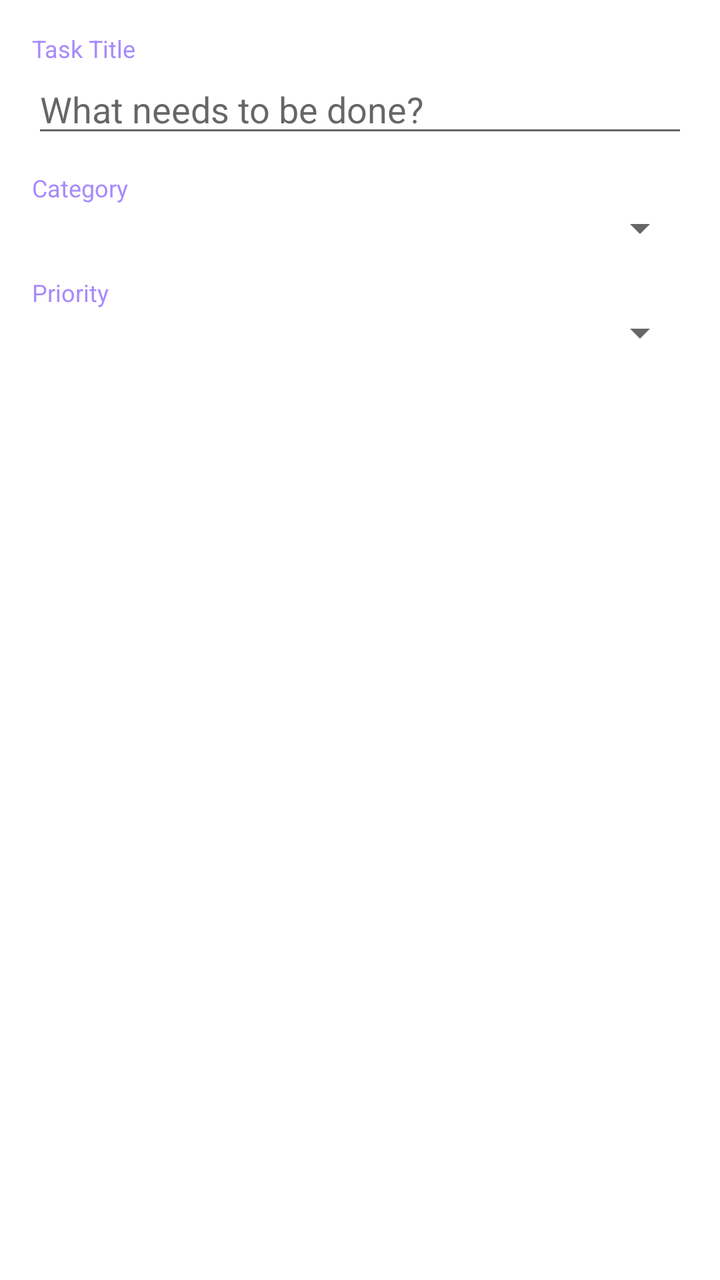
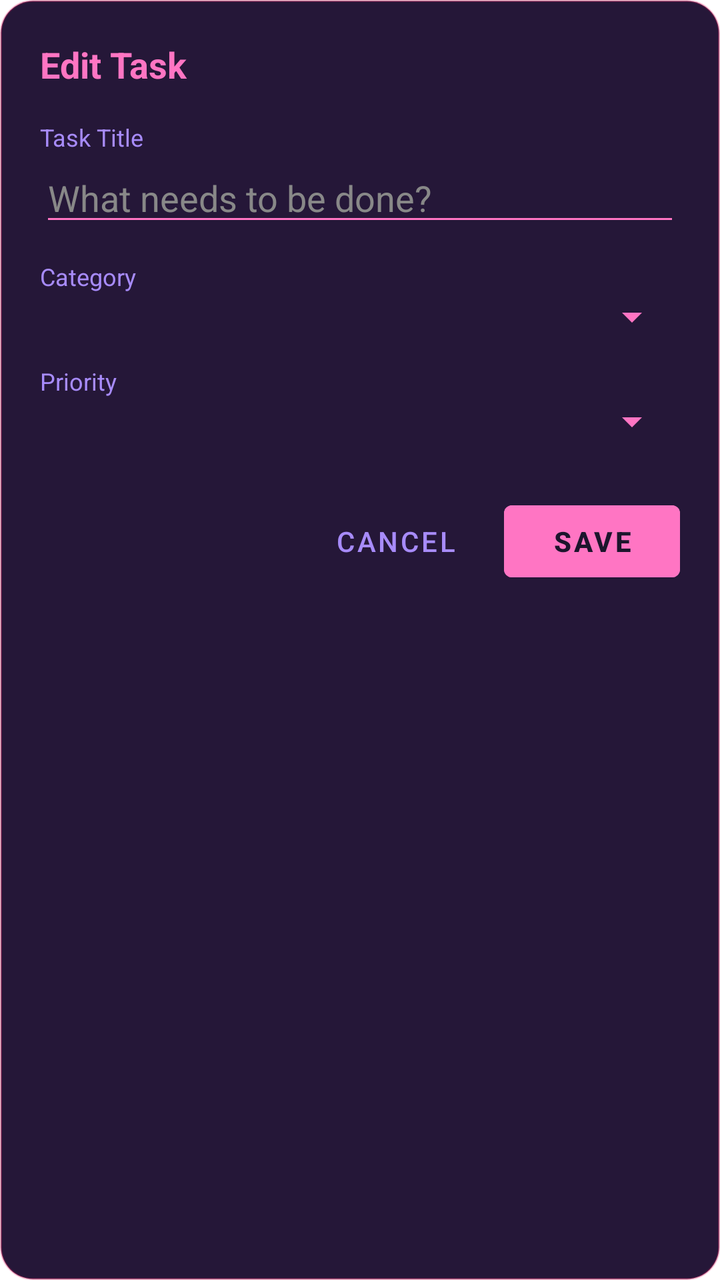

The first picture is an Android layout as it rendered before a commit; the second is the same layout after the commit. The layout source and the unified diff follow.
<!-- AndroidManifest.xml: application theme AppTheme -->
<!-- res/layout/activity_widget_task_dialog.xml -->
<?xml version="1.0" encoding="utf-8"?>
<LinearLayout xmlns:android="http://schemas.android.com/apk/res/android"
    android:layout_width="match_parent"
    android:layout_height="wrap_content"
    android:orientation="vertical"
    android:padding="16dp">

    <TextView
        android:layout_width="wrap_content"
        android:layout_height="wrap_content"
        android:text="Task Title"
        android:textSize="12sp"
        android:textColor="#a78bfa" />

    <EditText
        android:id="@+id/dialog_task_title"
        android:layout_width="match_parent"
        android:layout_height="wrap_content"
        android:hint="What needs to be done?"
        android:inputType="textCapSentences"
        android:layout_marginBottom="12dp" />

    <TextView
        android:layout_width="wrap_content"
        android:layout_height="wrap_content"
        android:text="Category"
        android:textSize="12sp"
        android:textColor="#a78bfa" />

    <Spinner
        android:id="@+id/dialog_task_category"
        android:layout_width="match_parent"
        android:layout_height="wrap_content"
        android:layout_marginBottom="12dp" />

    <TextView
        android:layout_width="wrap_content"
        android:layout_height="wrap_content"
        android:text="Priority"
        android:textSize="12sp"
        android:textColor="#a78bfa" />

    <Spinner
        android:id="@+id/dialog_task_priority"
        android:layout_width="match_parent"
        android:layout_height="wrap_content" />

</LinearLayout>
<!-- resources referenced by this layout -->
<resources>

</resources>

<!-- the commit's change to res/layout/activity_widget_task_dialog.xml (unified diff, before → after) -->
@@ -2,8 +2,21 @@
 <LinearLayout xmlns:android="http://schemas.android.com/apk/res/android"
     android:layout_width="match_parent"
     android:layout_height="wrap_content"
+    android:layout_gravity="center"
     android:orientation="vertical"
-    android:padding="16dp">
+    android:background="@drawable/bg_widget_glass"
+    android:layout_margin="24dp"
+    android:padding="20dp">
+
+    <TextView
+        android:id="@+id/dialog_title"
+        android:layout_width="match_parent"
+        android:layout_height="wrap_content"
+        android:text="Edit Task"
+        android:textSize="18sp"
+        android:textStyle="bold"
+        android:textColor="#ff75c3"
+        android:layout_marginBottom="16dp" />
 
     <TextView
         android:layout_width="wrap_content"
@@ -17,6 +30,9 @@
         android:layout_width="match_parent"
         android:layout_height="wrap_content"
         android:hint="What needs to be done?"
+        android:textColorHint="#888888"
+        android:textColor="#ffffff"
+        android:backgroundTint="#ff75c3"
         android:inputType="textCapSentences"
         android:layout_marginBottom="12dp" />
 
@@ -31,6 +47,7 @@
         android:id="@+id/dialog_task_category"
         android:layout_width="match_parent"
         android:layout_height="wrap_content"
+        android:backgroundTint="#ff75c3"
         android:layout_marginBottom="12dp" />
 
     <TextView
@@ -42,7 +59,34 @@
 
     <Spinner
         android:id="@+id/dialog_task_priority"
+        android:backgroundTint="#ff75c3"
         android:layout_width="match_parent"
         android:layout_height="wrap_content" />
 
+    <LinearLayout
+        android:layout_width="match_parent"
+        android:layout_height="wrap_content"
+        android:orientation="horizontal"
+        android:gravity="end"
+        android:layout_marginTop="24dp">
+
+        <Button
+            android:id="@+id/dialog_btn_cancel"
+            android:layout_width="wrap_content"
+            android:layout_height="wrap_content"
+            android:text="Cancel"
+            android:textColor="#a78bfa"
+            android:background="@android:color/transparent"
+            android:layout_marginEnd="8dp" />
+
+        <Button
+            android:id="@+id/dialog_btn_save"
+            android:layout_width="wrap_content"
+            android:layout_height="wrap_content"
+            android:text="Save"
+            android:textColor="#1c152c"
+            android:textStyle="bold"
+            android:backgroundTint="#ff75c3" />
+    </LinearLayout>
+
 </LinearLayout>
<!-- resource entries referenced after the edit -->
@@ -1,5 +1,14 @@
 <!-- resources referenced by this layout -->
 <resources>
-
+  <!-- drawable bg_widget_glass (drawable) -->
+  <?xml version="1.0" encoding="utf-8"?>
+  <shape xmlns:android="http://schemas.android.com/apk/res/android"
+      android:shape="rectangle">
+      <solid android:color="#F21A0B2E" /> 
+      <corners android:radius="16dp" />
+      <stroke
+          android:width="1dp"
+          android:color="#4DE91E63" /> 
+  </shape>
 </resources>
 
